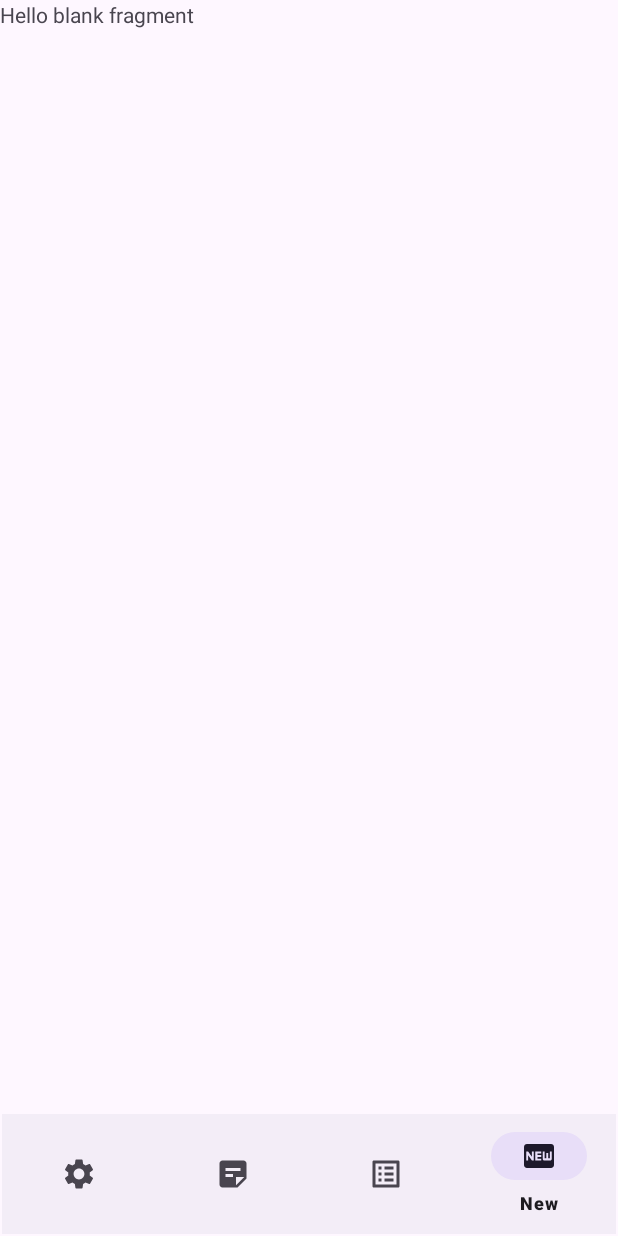
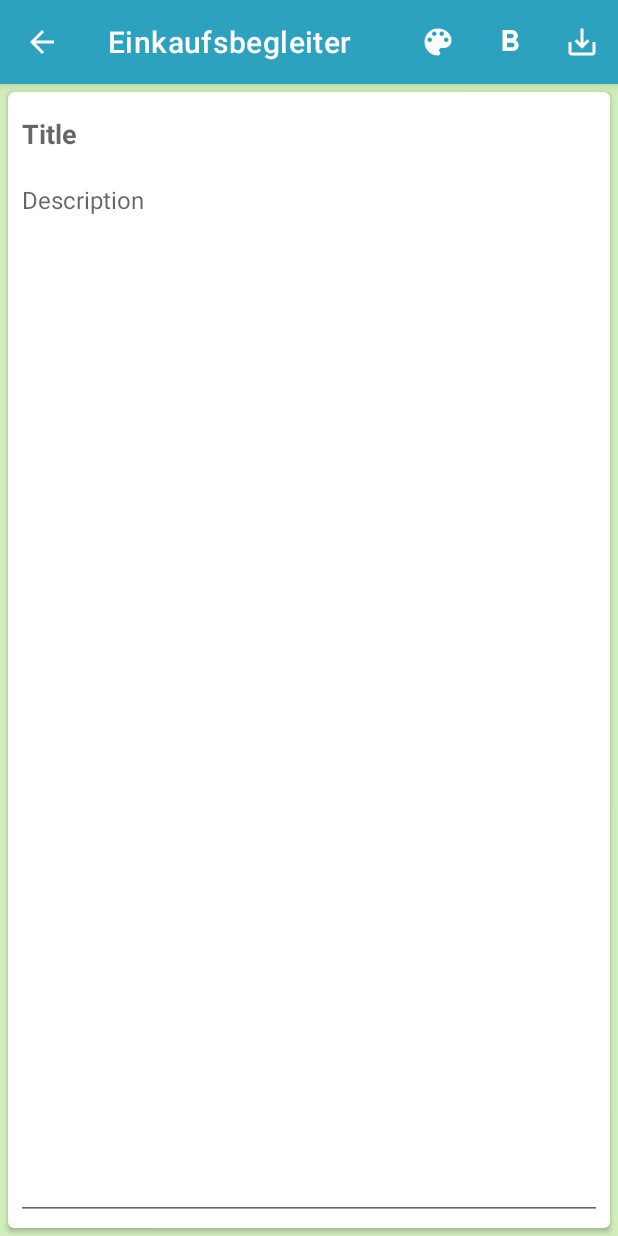
Before and after one commit to samsonalexandre/Check-It-Off, an Android app: the screen it shows after launch (MainActivity before the commit, NewNoteActivity after it), item 4 of the bottom bar chosen, on a phone screen of 412 x 824 dp. Run offline under Robolectric (Android 15) with nearby library versions, the phone set to English and light mode, and no system bars.

Commit message:
new_note_menu.xml, activity_new_note.xml, NewNoteActivity.kt

```diff
--- a/app/src/main/AndroidManifest.xml
+++ b/app/src/main/AndroidManifest.xml
@@ -14,6 +14,9 @@
         android:theme="@style/Theme.Einkaufsbegleiter"
         tools:targetApi="31">
         <activity
+            android:name=".activities.NewNoteActivity"
+            android:exported="false" />
+        <activity
             android:name=".activities.MainActivity"
             android:exported="true">
             <intent-filter>
--- a/app/src/main/java/com/example/einkaufsbegleiter/activities/MainActivity.kt
+++ b/app/src/main/java/com/example/einkaufsbegleiter/activities/MainActivity.kt
@@ -31,6 +31,7 @@ class MainActivity : AppCompatActivity() {
                     Log.d("MyLog", "List")
                 }
                 R.id.new_item ->{
+                    FragmentManager.currentFrag?.onClickNew()
                     Log.d("MyLog", "New")
                 }
             }
--- /dev/null
+++ b/app/src/main/java/com/example/einkaufsbegleiter/activities/NewNoteActivity.kt
@@ -0,0 +1,39 @@
+package com.example.einkaufsbegleiter.activities
+
+import androidx.appcompat.app.AppCompatActivity
+import android.os.Bundle
+import android.view.Menu
+import android.view.MenuItem
+import com.example.einkaufsbegleiter.R
+import com.example.einkaufsbegleiter.databinding.ActivityNewNoteBinding
+
+class NewNoteActivity : AppCompatActivity() {
+
+    private lateinit var binding: ActivityNewNoteBinding
+    override fun onCreate(savedInstanceState: Bundle?) {
+        super.onCreate(savedInstanceState)
+        binding = ActivityNewNoteBinding.inflate(layoutInflater)
+        setContentView(binding.root)
+        actionBarSettings()
+    }
+
+    override fun onCreateOptionsMenu(menu: Menu?): Boolean {
+        menuInflater.inflate(R.menu.new_note_menu, menu)
+        return super.onCreateOptionsMenu(menu)
+    }
+
+    override fun onOptionsItemSelected(item: MenuItem): Boolean {
+        if (item.itemId == R.id.id_save) {
+            finish()
+        } else if (item.itemId == android.R.id.home) {
+            finish()
+        }
+
+        return super.onOptionsItemSelected(item)
+    }
+
+    private fun actionBarSettings() {
+        val ab = supportActionBar
+        ab?.setDisplayHomeAsUpEnabled(true)
+    }
+}
--- a/app/src/main/java/com/example/einkaufsbegleiter/fragments/FragmentManager.kt
+++ b/app/src/main/java/com/example/einkaufsbegleiter/fragments/FragmentManager.kt
@@ -4,7 +4,7 @@ import androidx.appcompat.app.AppCompatActivity
 import com.example.einkaufsbegleiter.R
 
 object FragmentManager {
-    private var currentFrag: BaseFragment? = null
+    var currentFrag: BaseFragment? = null
 
     fun setFragment(newFrag: BaseFragment, activity: AppCompatActivity) {
         val transaction = activity.supportFragmentManager.beginTransaction()
--- a/app/src/main/java/com/example/einkaufsbegleiter/fragments/NoteFragment.kt
+++ b/app/src/main/java/com/example/einkaufsbegleiter/fragments/NoteFragment.kt
@@ -1,5 +1,6 @@
 package com.example.einkaufsbegleiter.fragments
 
+import android.content.Intent
 import android.os.Bundle
 import androidx.fragment.app.Fragment
 import android.view.LayoutInflater
@@ -8,6 +9,7 @@ import android.view.ViewGroup
 import androidx.fragment.app.activityViewModels
 import com.example.einkaufsbegleiter.R
 import com.example.einkaufsbegleiter.activities.MainApp
+import com.example.einkaufsbegleiter.activities.NewNoteActivity
 import com.example.einkaufsbegleiter.databinding.FragmentNoteBinding
 import com.example.einkaufsbegleiter.db.MainViewModel
 
@@ -18,7 +20,7 @@ class NoteFragment : BaseFragment() {
         MainViewModel.MainViewModelFactory((context?.applicationContext as MainApp).database)
     }
     override fun onClickNew() {
-
+        startActivity(Intent(activity, NewNoteActivity::class.java))
     }
 
     override fun onCreate(savedInstanceState: Bundle?) {
--- /dev/null
+++ b/app/src/main/res/layout/activity_new_note.xml
@@ -0,0 +1,135 @@
+<?xml version="1.0" encoding="utf-8"?>
+<androidx.constraintlayout.widget.ConstraintLayout xmlns:android="http://schemas.android.com/apk/res/android"
+    xmlns:app="http://schemas.android.com/apk/res-auto"
+    xmlns:tools="http://schemas.android.com/tools"
+    android:layout_width="match_parent"
+    android:layout_height="match_parent"
+    android:background="#D0EDBB"
+    tools:context=".activities.NewNoteActivity">
+
+    <androidx.cardview.widget.CardView
+        android:layout_width="0dp"
+        android:layout_height="0dp"
+        android:layout_marginStart="5dp"
+        android:layout_marginTop="5dp"
+        android:layout_marginEnd="5dp"
+        android:layout_marginBottom="5dp"
+        app:cardCornerRadius="4dp"
+        app:layout_constraintBottom_toBottomOf="parent"
+        app:layout_constraintEnd_toEndOf="parent"
+        app:layout_constraintStart_toStartOf="parent"
+        app:layout_constraintTop_toTopOf="parent" >
+
+        <androidx.constraintlayout.widget.ConstraintLayout
+            android:layout_width="match_parent"
+            android:layout_height="match_parent"
+            android:padding="5dp">
+
+            <EditText
+                android:id="@+id/edTitle"
+                android:layout_width="0dp"
+                android:layout_height="wrap_content"
+                android:ems="10"
+                android:hint="@string/title_hint"
+                android:inputType="textPersonName"
+                android:textStyle="bold"
+                app:layout_constraintEnd_toEndOf="parent"
+                app:layout_constraintStart_toStartOf="parent"
+                app:layout_constraintTop_toTopOf="parent" />
+
+            <EditText
+                android:id="@+id/edDescription"
+                android:layout_width="0dp"
+                android:layout_height="0dp"
+                android:ems="10"
+                android:gravity="top"
+                android:hint="@string/description_hint"
+                android:inputType="textMultiLine|textPersonName"
+                android:textSize="16sp"
+                app:layout_constraintBottom_toBottomOf="parent"
+                app:layout_constraintEnd_toEndOf="@+id/edTitle"
+                app:layout_constraintStart_toStartOf="@+id/edTitle"
+                app:layout_constraintTop_toBottomOf="@+id/edTitle" />
+        </androidx.constraintlayout.widget.ConstraintLayout>
+    </androidx.cardview.widget.CardView>
+
+    <LinearLayout
+        android:id="@+id/colorPicker"
+        android:layout_width="wrap_content"
+        android:layout_height="wrap_content"
+        android:background="#90CCCCCC"
+        android:elevation="10dp"
+        android:orientation="horizontal"
+        android:padding="3dp"
+        android:visibility="gone"
+        app:layout_constraintBottom_toBottomOf="parent"
+        app:layout_constraintEnd_toEndOf="parent"
+        app:layout_constraintStart_toStartOf="parent"
+        app:layout_constraintTop_toTopOf="parent">
+
+        <TableLayout
+            android:layout_width="match_parent"
+            android:layout_height="match_parent"
+            android:layout_marginTop="5dp">
+
+            <TableRow
+                android:layout_width="match_parent"
+                android:layout_height="match_parent">
+
+                <ImageButton
+                    android:id="@+id/imRed"
+                    android:layout_width="40dp"
+                    android:layout_height="40dp"
+                    android:layout_margin="2dp"
+                    android:background="@null"
+                    app:srcCompat="@color/picker_red" />
+
+                <ImageButton
+                    android:id="@+id/imGreen"
+                    android:layout_width="40dp"
+                    android:layout_height="40dp"
+                    android:layout_margin="2dp"
+                    android:background="@null"
+                    app:srcCompat="@color/picker_green" />
+
+                <ImageButton
+                    android:id="@+id/imOrange"
+                    android:layout_width="40dp"
+                    android:layout_height="40dp"
+                    android:layout_margin="2dp"
+                    android:background="@null"
+                    app:srcCompat="@color/picker_orange" />
+            </TableRow>
+
+            <TableRow
+                android:layout_width="match_parent"
+                android:layout_height="match_parent">
+
+                <ImageButton
+                    android:id="@+id/imYellow"
+                    android:layout_width="40dp"
+                    android:layout_height="40dp"
+                    android:layout_margin="2dp"
+                    android:background="@null"
+                    app:srcCompat="@color/picker_yellow" />
+
+                <ImageButton
+                    android:id="@+id/imBlue"
+                    android:layout_width="40dp"
+                    android:layout_height="40dp"
+                    android:layout_margin="2dp"
+                    android:background="@null"
+                    app:srcCompat="@color/picker_blue" />
+
+                <ImageButton
+                    android:id="@+id/imBlack"
+                    android:layout_width="40dp"
+                    android:layout_height="40dp"
+                    android:layout_margin="2dp"
+                    android:background="@null"
+                    app:srcCompat="@color/picker_black" />
+            </TableRow>
+
+        </TableLayout>
+    </LinearLayout>
+</androidx.constraintlayout.widget.ConstraintLayout>
--- /dev/null
+++ b/app/src/main/res/menu/new_note_menu.xml
@@ -0,0 +1,25 @@
+<?xml version="1.0" encoding="utf-8"?>
+<menu xmlns:android="http://schemas.android.com/apk/res/android"
+    xmlns:app="http://schemas.android.com/apk/res-auto">
+  <item
+      android:title="Save"
+      android:id="@+id/id_save"
+      android:icon="@drawable/ic_save"
+      android:orderInCategory="3"
+      app:showAsAction="ifRoom"
+      />
+  <item
+      android:title="Bold"
+      android:id="@+id/id_bold"
+      android:icon="@drawable/ic_bold"
+      android:orderInCategory="2"
+      app:showAsAction="ifRoom"
+      />
+  <item
+      android:title="Color"
+      android:id="@+id/id_color"
+      android:icon="@drawable/ic_color"
+      android:orderInCategory="1"
+      app:showAsAction="ifRoom"
+      />
+</menu>
--- a/app/src/main/res/values/themes.xml
+++ b/app/src/main/res/values/themes.xml
@@ -1,6 +1,6 @@
 <resources xmlns:tools="http://schemas.android.com/tools">
     <!-- Base application theme. -->
-    <style name="Base.Theme.Einkaufsbegleiter" parent="Theme.Material3.DayNight.NoActionBar">
+    <style name="Base.Theme.Einkaufsbegleiter" parent="Theme.MaterialComponents.DayNight.DarkActionBar">
         <!-- Primary brand color. -->
         <item name="colorPrimary">@color/blue_light</item>
         <item name="colorPrimaryVariant">@color/blue_dark</item>
```
